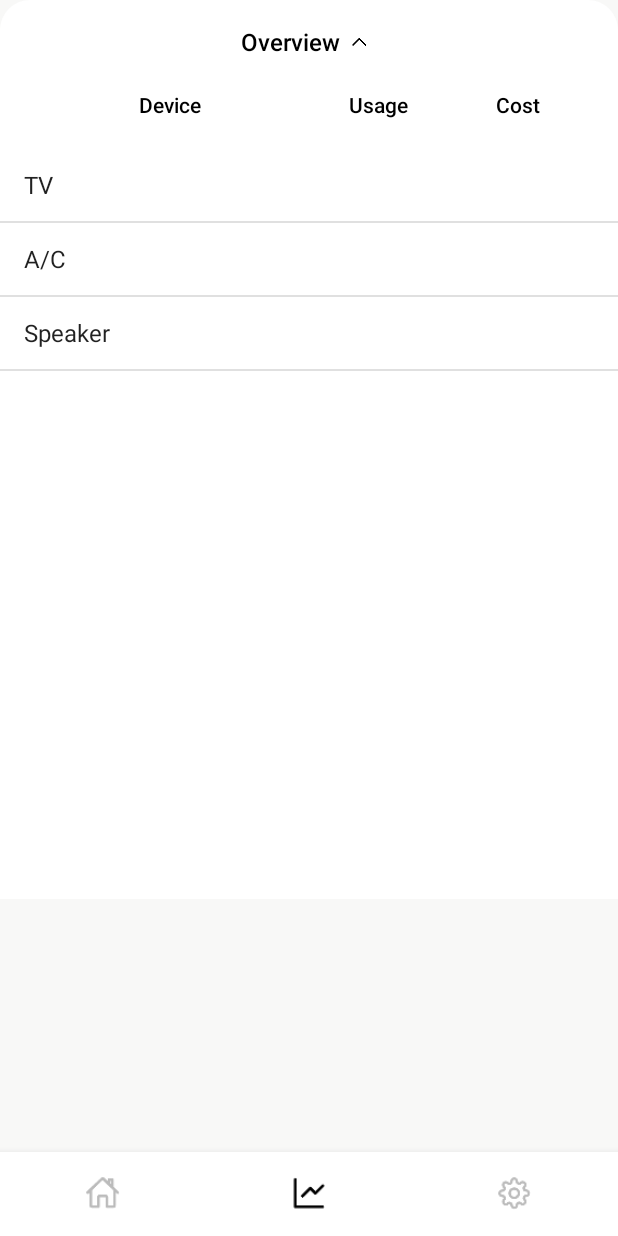
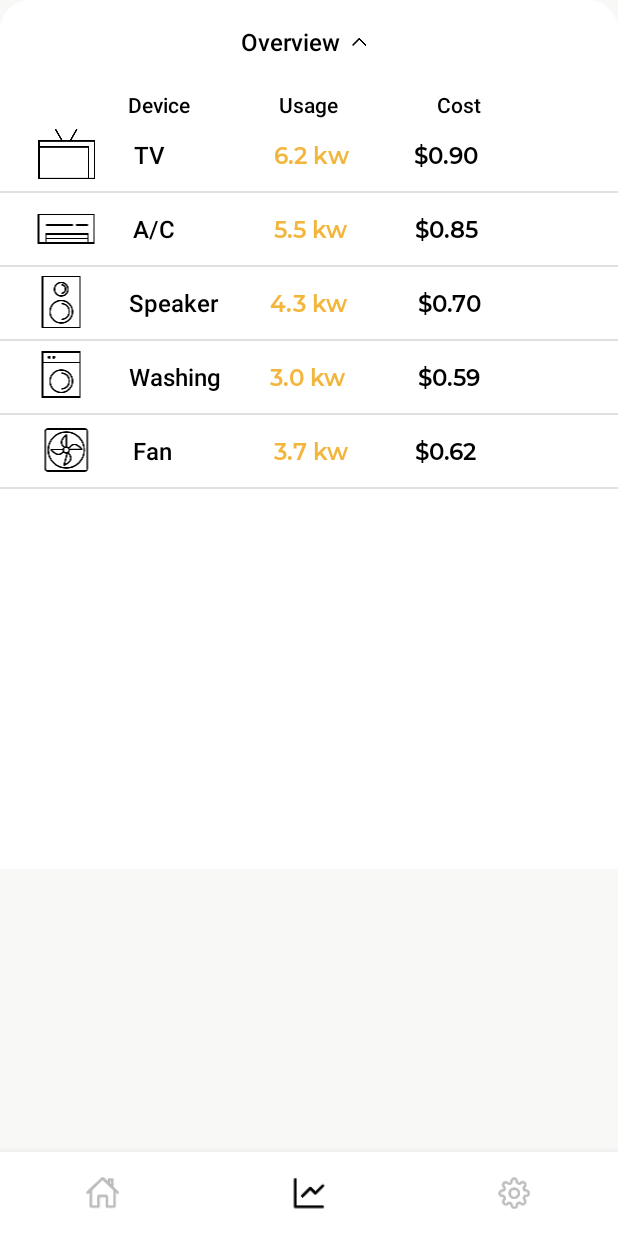
Before and after one commit to jiwon-o/SmartHome, an Android app: the screen it shows after launch (MainActivity), item 2 of the bottom bar chosen, on a phone screen of 412 x 824 dp. Run offline under Robolectric (Android 15) with nearby library versions, the phone set to English and light mode, and no system bars; plain views replace SlidingUpPanelLayout.

Commit message:
하단 드로어 구현 완료

```diff
--- /dev/null
+++ b/app/src/main/java/com/appforest/smarthome/ListViewAdapter.java
@@ -0,0 +1,82 @@
+package com.appforest.smarthome;
+
+import android.content.Context;
+import android.graphics.drawable.Drawable;
+import android.view.LayoutInflater;
+import android.view.View;
+import android.view.ViewGroup;
+import android.widget.BaseAdapter;
+import android.widget.ImageView;
+import android.widget.TextView;
+
+import java.util.ArrayList;
+
+public class ListViewAdapter extends BaseAdapter {
+    // Adapter에 추가된 데이터를 저장하기 위한 ArrayList
+    private ArrayList<ListViewItem> listViewItemList = new ArrayList<ListViewItem>() ;
+
+    // ListViewAdapter의 생성자
+    public ListViewAdapter() {
+
+    }
+
+    // Adapter에 사용되는 데이터의 개수를 리턴. : 필수 구현
+    @Override
+    public int getCount() {
+        return listViewItemList.size() ;
+    }
+
+    // position에 위치한 데이터를 화면에 출력하는데 사용될 View를 리턴. : 필수 구현
+    @Override
+    public View getView(int position, View convertView, ViewGroup parent) {
+        final int pos = position;
+        final Context context = parent.getContext();
+
+        // "listview_item" Layout을 inflate하여 convertView 참조 획득.
+        if (convertView == null) {
+            LayoutInflater inflater = (LayoutInflater) context.getSystemService(Context.LAYOUT_INFLATER_SERVICE);
+            convertView = inflater.inflate(R.layout.listview_item, parent, false);
+        }
+
+        // 화면에 표시될 View(Layout이 inflate된)으로부터 위젯에 대한 참조 획득
+        ImageView iconImageView = (ImageView) convertView.findViewById(R.id.imageView1) ;
+        TextView titleTextView = (TextView) convertView.findViewById(R.id.textView1) ;
+        TextView usageTextView = (TextView) convertView.findViewById(R.id.textView2) ;
+        TextView costTextView = (TextView) convertView.findViewById(R.id.textView3) ;
+
+        // Data Set(listViewItemList)에서 position에 위치한 데이터 참조 획득
+        ListViewItem listViewItem = listViewItemList.get(position);
+
+        // 아이템 내 각 위젯에 데이터 반영
+        iconImageView.setImageDrawable(listViewItem.getIcon());
+        titleTextView.setText(listViewItem.getTitle());
+        usageTextView.setText(listViewItem.getUsage());
+        costTextView.setText(listViewItem.getCost());
+
+        return convertView;
+    }
+
+    // 지정한 위치(position)에 있는 데이터와 관계된 아이템(row)의 ID를 리턴. : 필수 구현
+    @Override
+    public long getItemId(int position) {
+        return position ;
+    }
+
+    // 지정한 위치(position)에 있는 데이터 리턴 : 필수 구현
+    @Override
+    public Object getItem(int position) {
+        return listViewItemList.get(position) ;
+    }
+
+    // 아이템 데이터 추가를 위한 함수. 개발자가 원하는대로 작성 가능.
+    public void addItem(Drawable icon, String title, String desc, String desc2) {
+        ListViewItem item = new ListViewItem();
+
+        item.setIcon(icon);
+        item.setTitle(title);
+        item.setDesc(desc);
+        item.setDesc2(desc2);
+
+        listViewItemList.add(item);
+    }
+}
--- /dev/null
+++ b/app/src/main/java/com/appforest/smarthome/ListViewItem.java
@@ -0,0 +1,37 @@
+package com.appforest.smarthome;
+
+import android.graphics.drawable.Drawable;
+
+public class ListViewItem {
+    private Drawable iconDrawable ;
+    private String titleStr ;
+    private String UsageStr ;
+    private String CostStr;
+
+    public void setIcon(Drawable icon) {
+        iconDrawable = icon ;
+    }
+    public void setTitle(String title) {
+        titleStr = title ;
+    }
+    public void setDesc(String desc) {
+        UsageStr = desc ;
+    }
+    public void setDesc2(String desc2){
+        CostStr = desc2;
+    }
+
+    public Drawable getIcon() {
+        return this.iconDrawable ;
+    }
+    public String getTitle() {
+        return this.titleStr ;
+    }
+    public String getUsage() {
+        return this.UsageStr ;
+    }
+    public String getCost() {
+        return this.CostStr;
+    }
+
+}
--- a/app/src/main/java/com/appforest/smarthome/StatsFragment.java
+++ b/app/src/main/java/com/appforest/smarthome/StatsFragment.java
@@ -2,6 +2,7 @@ package com.appforest.smarthome;
 
 import android.os.Bundle;
 
+import androidx.core.content.ContextCompat;
 import androidx.fragment.app.Fragment;
 
 import android.view.LayoutInflater;
@@ -66,16 +67,31 @@ public class StatsFragment extends Fragment {
         // Inflate the layout for this fragment
         View view = inflater.inflate(R.layout.fragment_stats, container, false);
 
-        final ListView listView = view.findViewById(R.id.listView);
-        listView.setAdapter(new ArrayAdapter<String>(getContext(), android.R.layout.simple_list_item_1,
-                new String[]{"TV", "A/C", "Speaker"}));
+        ListView listview ;
+        ListViewAdapter adapter;
 
-        listView.setOnItemClickListener(new AdapterView.OnItemClickListener() {
-            @Override
-            public void onItemClick(AdapterView<?> parent, View view, int position, long id) {
-                Toast.makeText(getContext(), position+" 번째 값 : " + parent.getItemAtPosition(position), Toast.LENGTH_SHORT).show();
-            }
-        });
+        // Adapter 생성
+        adapter = new ListViewAdapter() ;
+
+        // 리스트뷰 참조 및 Adapter달기
+        listview = (ListView) view.findViewById(R.id.listView);
+        listview.setAdapter(adapter);
+
+        // 첫 번째 아이템 추가.
+        adapter.addItem(ContextCompat.getDrawable(getActivity(), R.drawable.ic_tv),
+                "TV", "6.2 kw", "$0.90") ;
+        // 두 번째 아이템 추가.
+        adapter.addItem(ContextCompat.getDrawable(getActivity(), R.drawable.ic_aircon),
+                "A/C", "5.5 kw", "$0.85") ;
+        // 세 번째 아이템 추가.
+        adapter.addItem(ContextCompat.getDrawable(getActivity(), R.drawable.ic_speaker),
+                " Speaker", "4.3 kw", "$0.70") ;
+
+        adapter.addItem(ContextCompat.getDrawable(getActivity(), R.drawable.ic_washing),
+                " Washing", "3.0 kw", "$0.59") ;
+
+        adapter.addItem(ContextCompat.getDrawable(getActivity(), R.drawable.ic_fan),
+                "Fan", "3.7 kw", "$0.62") ;
 
         return view;
     }
--- a/app/src/main/res/layout/fragment_stats.xml
+++ b/app/src/main/res/layout/fragment_stats.xml
@@ -8,7 +8,7 @@
     android:gravity="bottom"
     app:umanoDragView="@id/dragView"
     app:umanoScrollableView="@id/listView"
-    app:umanoPanelHeight="300dp"
+    app:umanoPanelHeight="275dp"
     app:umanoOverlay="true"
     app:umanoParallaxOffset="200dp"
     app:umanoShadowHeight="0dp">
@@ -77,15 +77,16 @@
             android:layout_width="match_parent"
             android:layout_height="wrap_content"
             android:background="@color/white"
-            android:padding="20dp"
-            android:weightSum="4"
+            android:paddingTop="20dp"
+            android:paddingLeft="55dp"
+            android:paddingRight="55dp"
             android:gravity="center"
             android:orientation="horizontal">
 
             <TextView
                 android:layout_width="0dp"
                 android:layout_height="wrap_content"
-                android:layout_weight="2"
+                android:layout_weight="1"
                 android:fontFamily="sans-serif-medium"
                 android:textStyle="normal"
                 android:textSize="14sp"
--- /dev/null
+++ b/app/src/main/res/layout/listview_item.xml
@@ -0,0 +1,59 @@
+<?xml version="1.0" encoding="utf-8"?>
+<LinearLayout xmlns:android="http://schemas.android.com/apk/res/android"
+    android:layout_width="match_parent"
+    android:layout_height="match_parent"
+    android:orientation="horizontal">
+
+    <ImageView
+        android:id="@+id/imageView1"
+        android:layout_width="wrap_content"
+        android:layout_height="match_parent"
+        android:layout_gravity="center"
+        android:layout_weight="1" />
+
+    <LinearLayout
+        android:layout_width="wrap_content"
+        android:layout_height="match_parent"
+        android:layout_weight="4"
+        android:gravity="center"
+        android:orientation="horizontal">
+
+        <TextView
+            android:id="@+id/textView1"
+            android:layout_width="0dp"
+            android:layout_height="wrap_content"
+            android:layout_weight="1"
+            android:fontFamily="sans-serif-medium"
+            android:text="New Text"
+            android:textColor="#000000"
+            android:textSize="16sp"
+            android:textStyle="normal" />
+
+        <TextView
+            android:id="@+id/textView2"
+            android:layout_width="0dp"
+            android:layout_height="wrap_content"
+            android:layout_weight="1"
+            android:fontFamily="@font/montserrat_semibold"
+            android:text="New Text"
+            android:textColor="#f3b63d"
+            android:textSize="15sp"
+            android:textStyle="normal" />
+
+        <TextView
+            android:id="@+id/textView3"
+            android:layout_width="0dp"
+            android:layout_height="wrap_content"
+            android:layout_weight="1"
+            android:fontFamily="@font/montserrat_semibold"
+            android:text="New Text"
+            android:textColor="#000000"
+            android:textSize="15sp"
+            android:textStyle="normal" />
+    </LinearLayout>
+    <ImageView
+        android:id="@+id/imageView2"
+        android:layout_width="wrap_content"
+        android:layout_height="match_parent"
+        android:layout_weight="1" />
+</LinearLayout>
```
